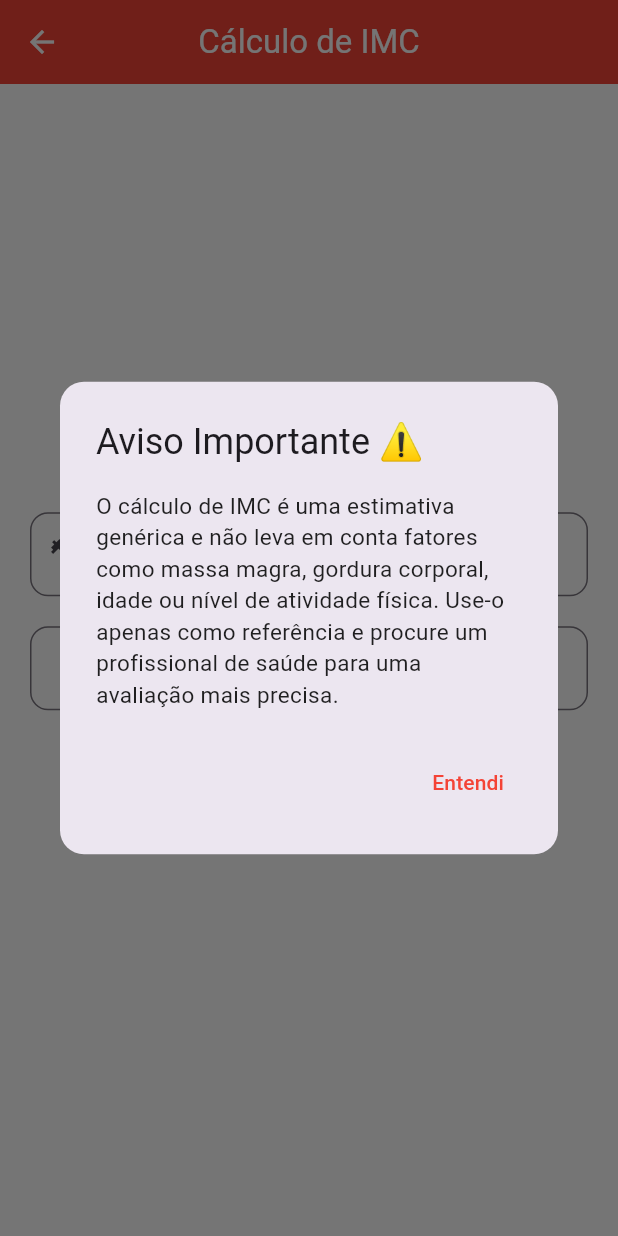
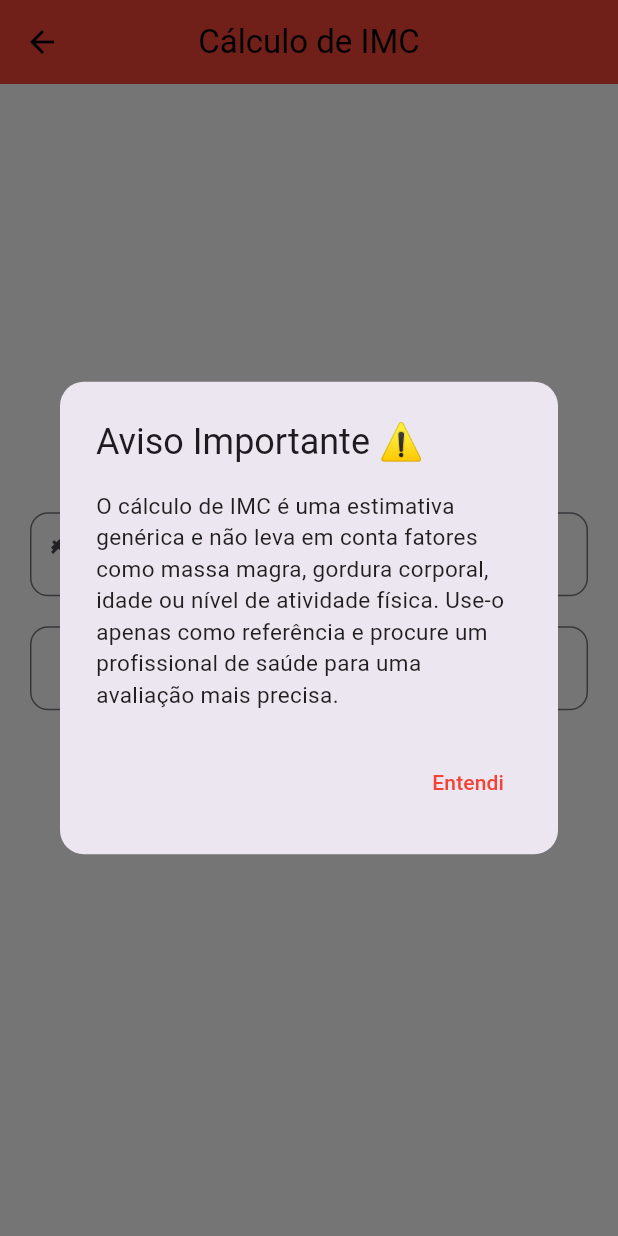
Before and after one commit to Elias-RDC/Fit_Macro-project, a Flutter app: the CalculadoraIMCPage screen opened directly, on a phone screen of 412 x 824 dp. Run offline on Flutter 3.47's test engine with Material 3 defaults, Android fonts, the phone set to English and light mode, and no system bars; our stand-ins replace google_fonts, percent_indicator, sqflite, sqflite_common_ffi; accounts and stored records are empty.

Commit message:
Update imc.dart

```diff
--- a/lib/imc.dart
+++ b/lib/imc.dart
@@ -26,7 +26,7 @@ class _CalculadoraIMCPageState extends State<CalculadoraIMCPage> {
         title: const Text('Aviso Importante ⚠️'),
         content: const Text(
           'O cálculo de IMC é uma estimativa genérica e não leva em conta fatores como massa magra, gordura corporal, idade ou nível de atividade física. '
-          'Use-o apenas como referência e procure um profissional de saúde para uma avaliação mais precisa.',
+              'Use-o apenas como referência e procure um profissional de saúde para uma avaliação mais precisa.',
           style: TextStyle(fontSize: 15, color: Colors.black87),
         ),
         actions: [
@@ -79,7 +79,7 @@ class _CalculadoraIMCPageState extends State<CalculadoraIMCPage> {
         title: const Text("Cálculo de IMC"),
         centerTitle: true,
         backgroundColor: Colors.red,
-        foregroundColor: Colors.white,
+        foregroundColor: Colors.black,
       ),
       body: Padding(
         padding: const EdgeInsets.all(20.0),
@@ -127,7 +127,7 @@ class _CalculadoraIMCPageState extends State<CalculadoraIMCPage> {
                   onPressed: _calcularIMC,
                   child: const Text(
                     "Calcular IMC",
-                    style: TextStyle(fontSize: 16, fontWeight: FontWeight.bold, color: Colors.white),
+                    style: TextStyle(fontSize: 16, fontWeight: FontWeight.bold, color: Colors.black),
                   ),
                 ),
                 const SizedBox(height: 30),
```
